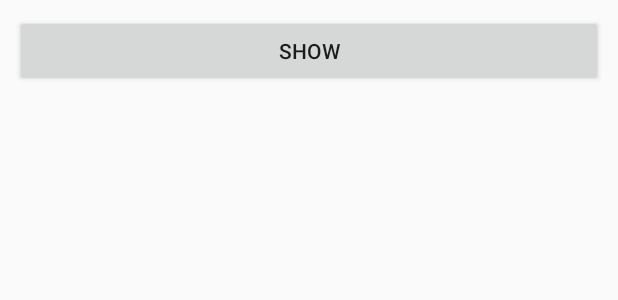
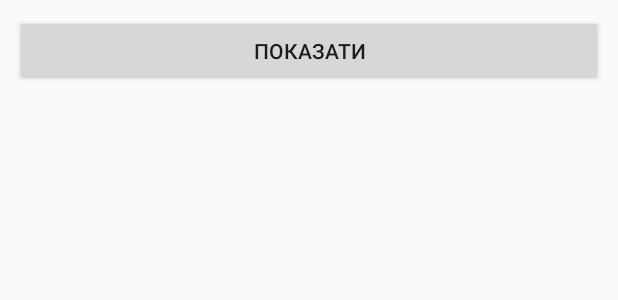
Before and after one commit to Bogdan2499/Mobilee, an Android app: the layout activity_sign_apactiviti.xml on its own in the app's theme, with its tools: preview values and no code run, on a phone screen of 412 x 824 dp. Shown: the top 300 px of the screen. Run offline under Robolectric (Android 15) with nearby library versions, the phone set to English and light mode, and no system bars.

Commit message:
Add lab 4

```diff
--- a/app/build.gradle
+++ b/app/build.gradle
@@ -19,11 +19,8 @@ android {
 }
 
 dependencies {
-    implementation fileTree(dir: 'libs', include: ['*.jar'])
     implementation 'com.android.support:appcompat-v7:28.0.0'
     implementation 'com.android.support.constraint:constraint-layout:1.1.3'
-    testImplementation 'junit:junit:4.12'
-    androidTestImplementation 'com.android.support.test:runner:1.0.2'
-    androidTestImplementation 'com.android.support.test.espresso:espresso-core:3.0.2'
     implementation 'com.android.support:recyclerview-v7:28.0.0'
+    implementation 'com.google.code.gson:gson:2.7'
 }
--- a/app/src/main/AndroidManifest.xml
+++ b/app/src/main/AndroidManifest.xml
@@ -16,7 +16,7 @@
                 <category android:name="android.intent.category.LAUNCHER" />
             </intent-filter>
         </activity>
-        <activity android:name=".signApactiviti"></activity>
+        <activity android:name=".SignUpActivity"></activity>
     </application>
 
 </manifest>
--- a/app/src/main/res/layout/activity_sign_apactiviti.xml
+++ b/app/src/main/res/layout/activity_sign_apactiviti.xml
@@ -4,19 +4,51 @@
     xmlns:tools="http://schemas.android.com/tools"
     android:layout_width="match_parent"
     android:layout_height="match_parent"
-    tools:context=".signApactiviti"
+    tools:context=".SignUpActivity"
     android:padding="10dp">
 
     <Button
         android:id="@+id/btn_show"
         android:layout_width="match_parent"
         android:layout_height="wrap_content"
-        android:text="Show" />
+        android:text="Показати" />
 
-    <android.support.v7.widget.RecyclerView
-        android:id="@+id/rv"
-        android:layout_width="match_parent"
-        android:layout_height="match_parent" >
+    <TextView
+        android:id="@+id/name"
+        android:layout_width="wrap_content"
+        android:layout_height="wrap_content"
+        android:layout_marginLeft="8dp"
+        android:layout_marginStart="8dp"
+        app:layout_constraintStart_toStartOf="parent"
+        app:layout_constraintTop_toBottomOf="@+id/btn_show" />
 
-    </android.support.v7.widget.RecyclerView>
+    <TextView
+        android:id="@+id/email"
+        android:layout_width="wrap_content"
+        android:layout_height="wrap_content"
+        android:layout_marginLeft="8dp"
+        android:layout_marginStart="8dp"
+        android:layout_marginTop="8dp"
+        app:layout_constraintStart_toStartOf="parent"
+        app:layout_constraintTop_toBottomOf="@+id/name" />
+
+    <TextView
+        android:id="@+id/phone"
+        android:layout_width="wrap_content"
+        android:layout_height="wrap_content"
+        android:layout_marginLeft="8dp"
+        android:layout_marginStart="8dp"
+        android:layout_marginTop="8dp"
+        app:layout_constraintStart_toStartOf="parent"
+        app:layout_constraintTop_toBottomOf="@+id/email" />
+
+    <TextView
+        android:id="@+id/surname"
+        android:layout_width="wrap_content"
+        android:layout_height="wrap_content"
+        android:layout_marginLeft="8dp"
+        android:layout_marginStart="8dp"
+        app:layout_constraintStart_toEndOf="@+id/name"
+        app:layout_constraintTop_toBottomOf="@+id/btn_show" />
+
 </android.support.constraint.ConstraintLayout>
```
Also changed, not shown: app/src/main/java/com/example/nazarbogdan/mobile/MainActivity.java (+38 -2 lines), app/src/main/java/com/example/nazarbogdan/mobile/PersistantStorage.java (deleted, +0 -40 lines), app/src/main/java/com/example/nazarbogdan/mobile/SignUpActivity.java (added, +47 -0 lines), app/src/main/java/com/example/nazarbogdan/mobile/User.java (added, +44 -0 lines), app/src/main/java/com/example/nazarbogdan/mobile/signApactiviti.java (deleted, +0 -13 lines), app/src/main/res/layout/activity_main.xml (+15 -0 lines), app/src/main/res/layout/row_item.xml (deleted, +0 -52 lines), 2 other files.
